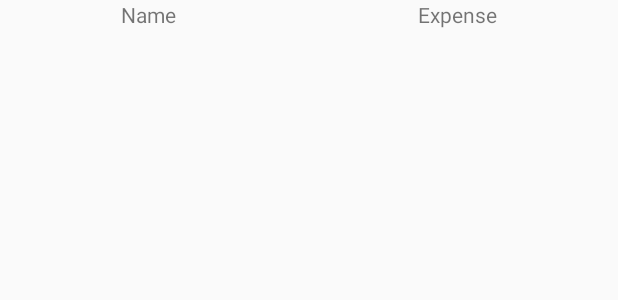
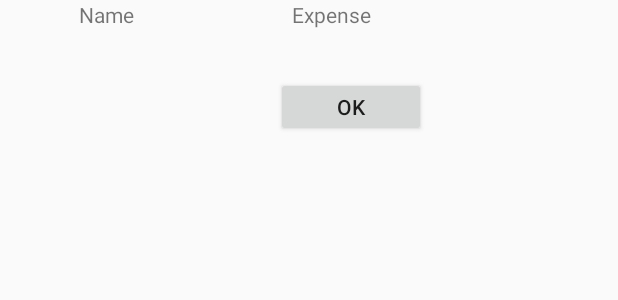
Before and after one commit to Shanto16/shed1628, an Android app: the layout model_team_expense.xml on its own in the app's theme, with its tools: preview values and no code run, on a phone screen of 412 x 824 dp. Shown: the top 300 px of the screen. Run offline under Robolectric (Android 15) with nearby library versions, the phone set to English and light mode, and no system bars.

Commit message:
new update

```diff
--- a/app/src/main/res/layout/fragment_current_trip.xml
+++ b/app/src/main/res/layout/fragment_current_trip.xml
@@ -61,6 +61,7 @@
 
 
            <Button
+               android:id="@+id/my_expense_button"
                android:layout_width="match_parent"
                android:layout_height="45dp"
                android:text="My Expense"
--- a/app/src/main/res/layout/model_team_expense.xml
+++ b/app/src/main/res/layout/model_team_expense.xml
@@ -1,13 +1,13 @@
 <?xml version="1.0" encoding="utf-8"?>
 <ScrollView
-    android:layout_width="match_parent"
-    android:layout_height="match_parent"
+    android:layout_width="300dp"
+    android:layout_height="wrap_content"
     xmlns:android="http://schemas.android.com/apk/res/android">
 
 
     <LinearLayout
     android:layout_width="match_parent"
-    android:layout_height="match_parent"
+    android:layout_height="wrap_content"
     android:orientation="vertical">
 
     <LinearLayout
@@ -22,7 +22,6 @@
             android:layout_weight="1"
             android:gravity="center"
             />
-
 
         <TextView
             android:layout_width="wrap_content"
@@ -44,6 +43,14 @@
     </ListView>
 
 
+        <Button
+            android:id="@+id/team_expense_dismiss"
+            android:layout_width="100dp"
+            android:layout_height="40dp"
+            android:text="OK"
+            android:layout_gravity="end"
+            android:layout_margin="16dp"/>
+
     </LinearLayout>
 
 
--- a/app/src/main/res/layout/my_expense_model.xml
+++ b/app/src/main/res/layout/my_expense_model.xml
@@ -11,14 +11,13 @@
         android:hint="Used on"
         android:textSize="16sp"/>
 
-    <View
-        android:layout_width="50dp"
-        android:layout_height="40dp"/>
+
 
     <EditText
         android:layout_width="150dp"
         android:layout_height="40dp"
         android:hint="Cost"
+        android:layout_marginStart="32dp"
         android:textSize="16sp"/>
 
 
--- a/app/src/main/res/layout/expense_model.xml
+++ b/app/src/main/res/layout/team_expense_model.xml
@@ -1,6 +1,6 @@
 <?xml version="1.0" encoding="utf-8"?>
 <LinearLayout xmlns:android="http://schemas.android.com/apk/res/android"
-    android:layout_width="match_parent"
+    android:layout_width="300dp"
     android:layout_height="wrap_content"
     android:layout_margin="16dp"
     android:orientation="horizontal">
```
Also changed, not shown: app/src/main/java/mcgyvers/mobitrip/Current_trip.java (+64 -11 lines), app/src/main/res/layout/my_expense_dialog.xml (+8 -0 lines).
